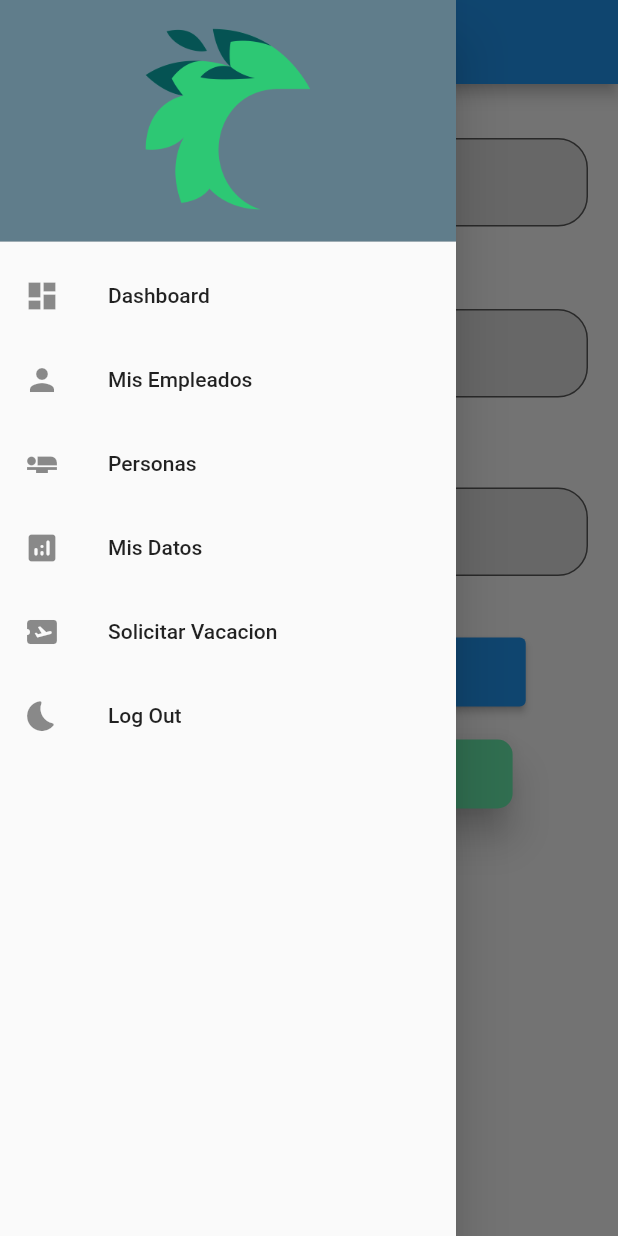
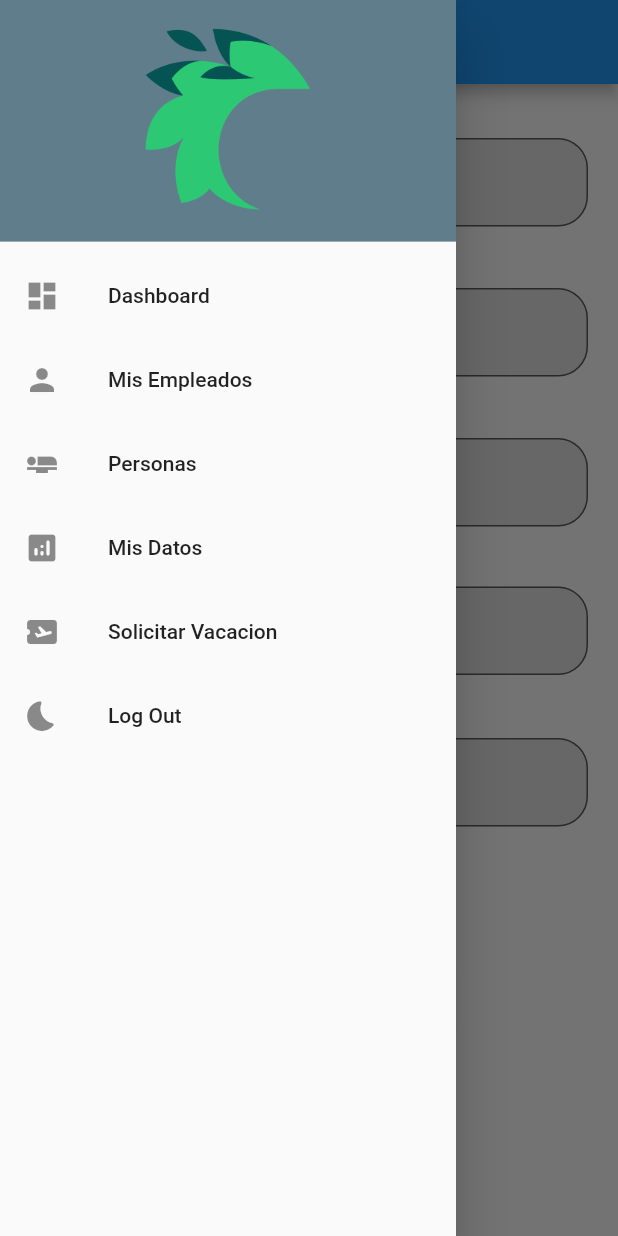
Before and after one commit to eddymaniaxd/Flutter_RRHH, a Flutter app: the VacacionVista screen opened by its route, with the side drawer open, on a phone screen of 412 x 824 dp. Run offline on Flutter 3.47's test engine with Material 2 defaults, Android fonts, the phone set to English and light mode, and no system bars.

```diff
--- a/lib/askvacacion.dart
+++ b/lib/askvacacion.dart
@@ -2,6 +2,7 @@ import 'package:flutter/material.dart';
 import 'package:rrhh/Drawer/widget_drawer.dart';
 import 'package:rrhh/models/vacaciones.dart';
 import 'package:rrhh/services/vacaciones_service.dart';
+import 'package:http/http.dart' as http;
 class VacacionVista extends StatefulWidget {
    @override
   _VacacionVistaState createState() => _VacacionVistaState();
@@ -11,11 +12,21 @@ class VacacionVista extends StatefulWidget {
     TextEditingController controllerFini = new TextEditingController();
     TextEditingController controllerFin = new TextEditingController();
     TextEditingController controllerObs = new TextEditingController();
+//Controladores para mostrar dias disponibles y Controlador para mostrar dias solicitados
+    TextEditingController controllerDiasdispo = new TextEditingController();
+    TextEditingController controllerDiasolic = new TextEditingController();
+
+  //DateTime _dateTime[12,12];
+  var totdias ='';
+void diassoli() async{
+var url = Uri.parse('http://127.0.0.1:8000/api/vacaciones/dias-vacaciones');
+var response = await http.get(url);
+var totdias = (response);//devuelve int
+print(totdias);
 
 
-  //DateTime _dateTime[12,12];
-  var selectDate;
 
+}
   @override
   Widget build(BuildContext context) {
     return SafeArea(
@@ -28,24 +39,34 @@ class VacacionVista extends StatefulWidget {
         new Text('Solicite su Vacacion!'),
           _fechainitextfield(),
               SizedBox(
-                height: 15,
+                height: 1.0,
               ),
               _fechafintextfield(),
               SizedBox(
-                height: 20.0,
+                height: 1.0,
+              ),
+              _diasdispontextfield(),
+              SizedBox(
+                //height: 1.0,
+              ),
+              _totaldiassoltextfield(),
+              SizedBox(
+                height: 2.0,
               ),
 
               _obsertextfield(),
               SizedBox(
-                height: 20.0,
+                height: 2.0,
               ),
               _bottomSoli(),
                   SizedBox(
-                height: 20.0,
+                height: 2.0,
               ),
 
               _bottomSVerSolic(),
-
+                 SizedBox(
+                height: 2.0,
+              ),
         ],
       ),
       drawer: MenuLateral(),
@@ -93,6 +114,45 @@ class VacacionVista extends StatefulWidget {
           );
 
     });
+      }
+    Widget _diasdispontextfield() {
+return StreamBuilder(
+      // ignore: non_constant_identifier_names
+    builder: (BuildContext context, AsyncSnapshot) {
+        return Container (
+          padding: EdgeInsets.all(20),
+           child: TextFormField(
+            controller: controllerDiasolic ,
+             decoration: InputDecoration(
+               labelText: 'Dias disponibles',
+              border: OutlineInputBorder(borderRadius: BorderRadius.circular(20)),
+              fillColor: Colors.grey[300],
+              filled: true,
+              hintText: "Ingresa fecha final vacacional"
+            ),
+          )
+        );
+    });
+}
+  Widget _totaldiassoltextfield() {
+    return StreamBuilder(
+      // ignore: non_constant_identifier_names
+      builder: (BuildContext context, AsyncSnapshot) {
+        return Container (
+          padding: EdgeInsets.all(20),
+           child: TextFormField(
+            controller: controllerDiasolic ,
+             decoration: InputDecoration(
+               labelText: 'Total dias solicitados',
+              border: OutlineInputBorder(borderRadius: BorderRadius.circular(20)),
+              fillColor: Colors.grey[300],
+              filled: true,
+              //hintText: "Ingresa fecha final vacacional"
+            ),
+          )
+        );
+    });
+
 
   }
 
@@ -124,7 +184,7 @@ String mensaje ="";
         builder: (BuildContext context, AsyncSnapshot snapshot) {
       return ElevatedButton(
           child: Container(
-            padding: EdgeInsets.symmetric(horizontal: 80.0, vertical: 15.0),
+            padding: EdgeInsets.symmetric(horizontal: 20.0, vertical: 15.0),
             child: Text('Enviar Solicitud'),
           ),
         onPressed: () async{
@@ -154,7 +214,7 @@ Widget  _bottomSVerSolic() {
       // ignore: deprecated_member_use
       return RaisedButton(
           child: Container(
-            padding: EdgeInsets.symmetric(horizontal: 80.0, vertical: 15.0),
+            padding: EdgeInsets.symmetric(horizontal: 20.0, vertical: 15.0),
             child: Text('Ver Solicitud'),
           ),
 
@@ -163,9 +223,12 @@ Widget  _bottomSVerSolic() {
           elevation: 10.0,
           color: Colors.greenAccent,
           onPressed: () {
+//          diassoli();
               Navigator.pushNamed(context, '/listadosolicitud');
           });
     });
 }
 
+
+
   }
--- a/lib/main.dart
+++ b/lib/main.dart
@@ -1,6 +1,5 @@
 import 'package:flutter/material.dart';
 import 'package:rrhh/dashboard.dart';
-import 'package:rrhh/listadoempleado.dart';
 import 'package:rrhh/listadopersona.dart';
 import 'dart:convert'; //Importamos libreria de dart a json
 import 'package:http/http.dart' as http;
@@ -24,7 +23,7 @@ class LoginApp extends StatelessWidget {
       routes: <String, WidgetBuilder>{ //Llamar a otras paginas y definimos sus rutas
         '/loginpage': (BuildContext context) => LoginPage(),
         '/listadopersona': (BuildContext context) => new ListadoPersonas(),
-        '/listadoempleado': (BuildContext context) => new ListadoEmpleados(),
+        //'/listadoempleado': (BuildContext context) => new ListadoEmpleados(),
         '/dashboard': (BuildContext context) => new Dashboard(),
         '/askvacacion': (BuildContext context) => new VacacionVista(),
         '/listadosolicitud': (BuildContext context) => new VistaSolicitudes(),
@@ -60,7 +59,7 @@ class _LoginPageState extends State<LoginPage> {
 
     var datauserEmp = json
         .decode(response.body); //La consulta de la api, la almacena en response
-
+    print(datauserEmp['id']);
     if (datauserEmp['success']) {
 
 
--- a/lib/models/empleados.dart
+++ /dev/null
@@ -1,94 +0,0 @@
-// To parse this JSON data, do
-//
-//     final empleados = empleadosFromMap(jsonString);
-
-import 'dart:convert';
-
-Empleados empleadosFromMap(String str) => Empleados.fromMap(json.decode(str));
-
-String empleadosToMap(Empleados data) => json.encode(data.toMap());
-
-class Empleados {
-  Empleados({
-    required this.empleados,
-    required this.total,
-    required this.parPaginacion,
-  });
-
-  List<Empleado> empleados;
-  int total;
-  ParPaginacion parPaginacion;
-
-  factory Empleados.fromMap(Map<String, dynamic> json) => Empleados(
-        empleados: List<Empleado>.from(
-            json["empleados"].map((x) => Empleado.fromMap(x))),
-        total: json["total"],
-        parPaginacion: ParPaginacion.fromMap(json["parPaginacion"]),
-      );
-
-  Map<String, dynamic> toMap() => {
-        "empleados": List<dynamic>.from(empleados.map((x) => x.toMap())),
-        "total": total,
-        "parPaginacion": parPaginacion.toMap(),
-      };
-}
-
-class Empleado {
-  Empleado({
-    required this.id,
-    required this.usuario,
-    required this.perfil,
-    required this.persona,
-    required this.tipoEmpleado,
-    required this.cargo,
-    required this.sucursal,
-  });
-
-  int id;
-  String usuario;
-  String perfil;
-  String persona;
-  String tipoEmpleado;
-  String cargo;
-  String sucursal;
-
-  factory Empleado.fromMap(Map<String, dynamic> json) => Empleado(
-        id: json["id"],
-        usuario: json["usuario"],
-        perfil: json["perfil"],
-        persona: json["persona"],
-        tipoEmpleado: json["tipo_empleado"],
-        cargo: json["cargo"],
-        sucursal: json["sucursal"],
-      );
-
-  Map<String, dynamic> toMap() => {
-        "id": id,
-        "usuario": usuario,
-        "perfil": perfil,
-        "persona": persona,
-        "tipo_empleado": tipoEmpleado,
-        "cargo": cargo,
-        "sucursal": sucursal,
-      };
-}
-
-class ParPaginacion {
-  ParPaginacion({
-    required this.pagActual,
-    required this.totPaginas,
-  });
-
-  int pagActual;
-  int totPaginas;
-
-  factory ParPaginacion.fromMap(Map<String, dynamic> json) => ParPaginacion(
-        pagActual: json["pagActual"],
-        totPaginas: json["totPaginas"],
-      );
-
-  Map<String, dynamic> toMap() => {
-        "pagActual": pagActual,
-        "totPaginas": totPaginas,
-      };
-}
```
Also changed, not shown: lib/listadoempleado.dart (deleted, +0 -90 lines), lib/models/empleadosdatos.dart (added, +61 -0 lines), lib/services/empleados_service .dart (+0 -14 lines).
